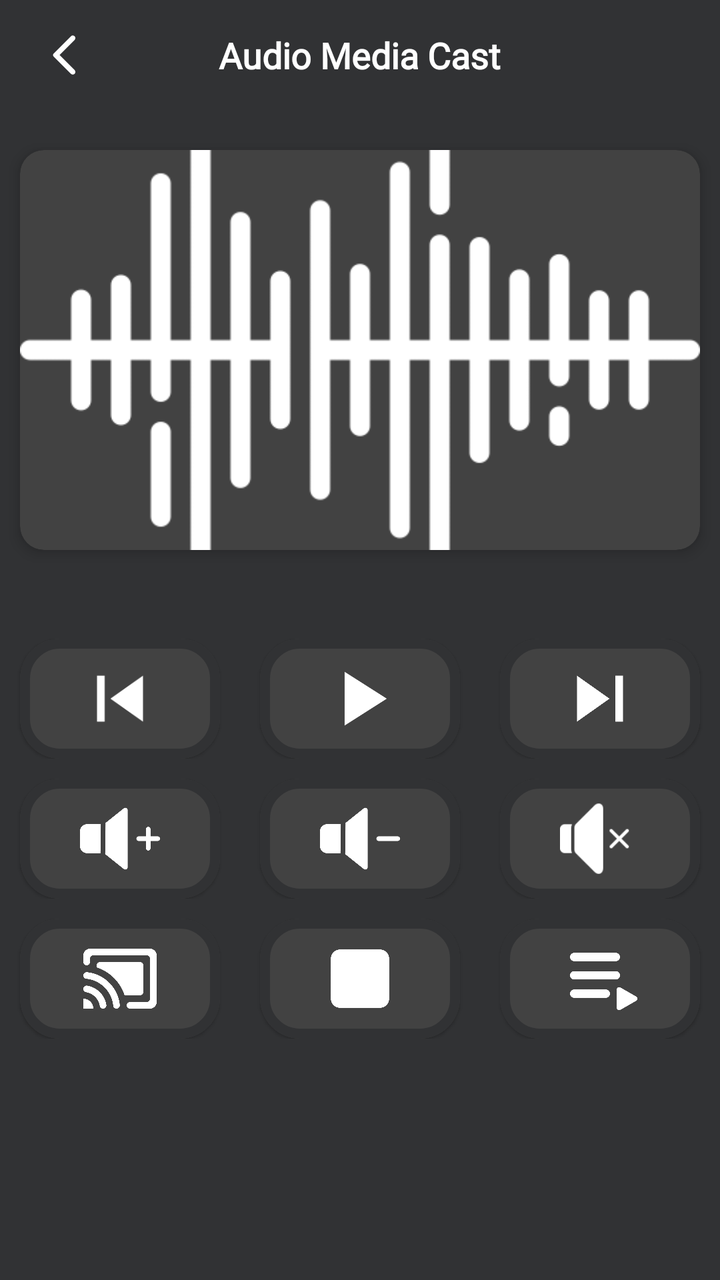
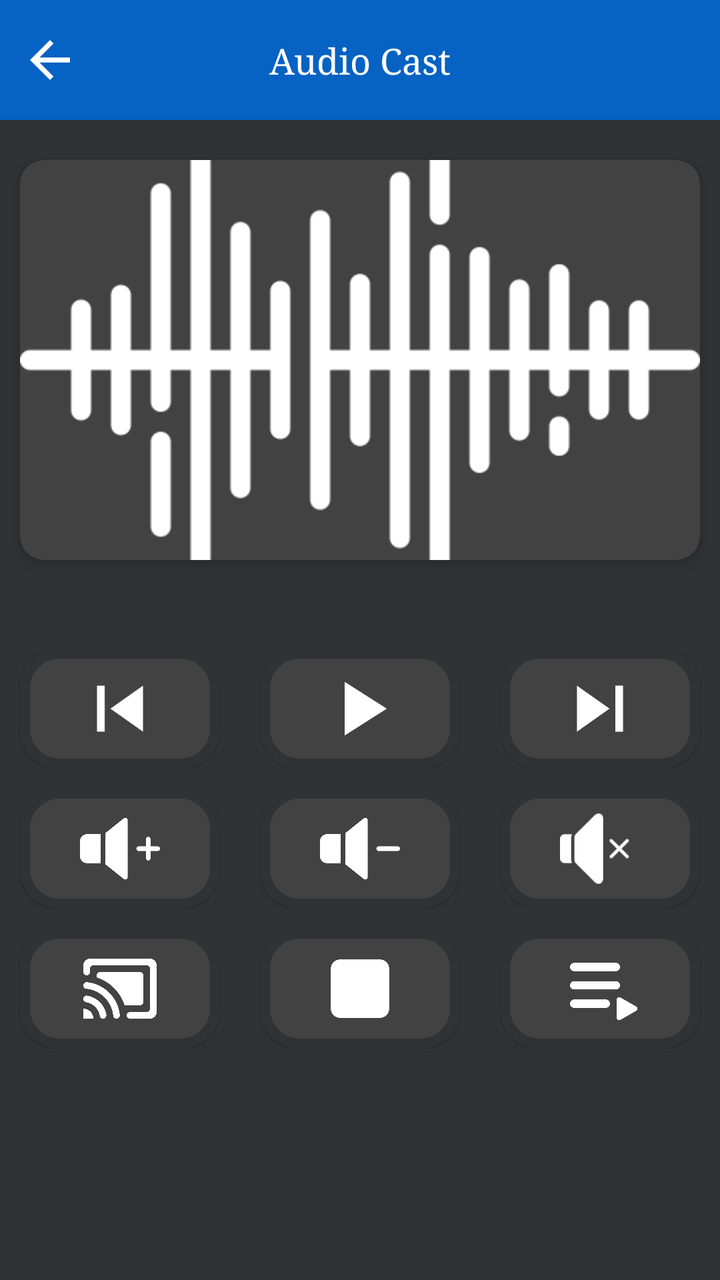

An Android layout rendered at two revisions. The XML below is the earlier revision; the diff shows what the commit changed to produce the second picture.
<!-- AndroidManifest.xml: application theme Theme.LgAndRukoMirror -->
<!-- res/layout/activity_audio_cast.xml -->
<?xml version="1.0" encoding="utf-8"?>
<LinearLayout xmlns:android="http://schemas.android.com/apk/res/android"
    xmlns:app="http://schemas.android.com/apk/res-auto"
    xmlns:tools="http://schemas.android.com/tools"
    android:layout_width="match_parent"
    android:layout_height="match_parent"
    android:orientation="vertical"
    android:background="@color/app_color"
    tools:context=".activities.AudioCastCastActivity">

    <FrameLayout
        android:layout_width="match_parent"
        android:layout_height="wrap_content"
        android:paddingHorizontal="20dp"
        android:paddingVertical="15dp">

        <ImageView
            android:id="@+id/ic_back"
            android:layout_width="25dp"
            android:layout_height="25dp"
            android:layout_gravity="start"
            android:src="@drawable/round_arrow_back_ios_24"
            app:tint="@color/white" />

        <TextView
            style="@style/textHeading"
            android:layout_width="wrap_content"
            android:layout_height="wrap_content"
            android:layout_gravity="center"
            android:text="Audio Media Cast"
            android:textColor="@color/white"
            android:textSize="18sp" />
    </FrameLayout>

<ScrollView
    android:layout_width="match_parent"
    android:layout_height="match_parent"
    >
    <LinearLayout
        android:layout_width="match_parent"
        android:layout_height="wrap_content"
        android:orientation="vertical"
        >
        <com.google.android.material.card.MaterialCardView
            android:layout_width="match_parent"
            android:layout_height="200dp"
            android:layout_marginHorizontal="10dp"
            app:cardCornerRadius="12dp"
            android:layout_marginTop="20dp"
            android:backgroundTint="@color/bg_color"
            app:cardElevation="4dp"
            >
            <ImageView
                android:id="@+id/cardImage"
                android:layout_width="match_parent"
                android:layout_height="match_parent"
                android:src="@drawable/sound_waves"
                android:scaleType="centerCrop"
                app:tint="@color/white" />
        </com.google.android.material.card.MaterialCardView>

        <TextView
            android:layout_marginTop="10dp"
            android:id="@+id/nameAudio"
            style="@style/textHeading"
            android:layout_width="wrap_content"
            android:layout_height="wrap_content"
            android:layout_gravity="center"
            android:text=""
            android:maxLines="1"
            android:ellipsize="end"
            android:textColor="@color/white"
            android:textSize="18sp" />


        <LinearLayout
            android:layout_width="match_parent"
            android:layout_height="match_parent"
            android:orientation="horizontal"
            >
            <LinearLayout
                android:layout_width="0dp"
                android:layout_height="wrap_content"
                android:layout_weight="1"
                android:layout_marginTop="10dp"
                >
                <com.google.android.material.card.MaterialCardView
                    android:layout_width="match_parent"
                    android:layout_height="60dp"
                    android:layout_gravity="center"
                    android:layout_marginHorizontal="10dp"
                    android:layout_weight="6"
                    app:cardBackgroundColor="@color/bg_color"
                    app:strokeColor="@color/app_color"
                    app:strokeWidth="5dp"
                    app:cardCornerRadius="20dp">

                    <LinearLayout
                        android:layout_width="match_parent"
                        android:layout_height="match_parent"
                        android:orientation="horizontal">

                        <ImageView
                            android:id="@+id/previousBtn"
                            android:layout_width="0dp"
                            android:layout_height="match_parent"
                            android:layout_weight="1"
                            android:rotation="180"
                            android:padding="7dp"
                            android:src="@drawable/ic_next" />
                    </LinearLayout>
                </com.google.android.material.card.MaterialCardView>




            </LinearLayout>
            <LinearLayout
                android:layout_width="0dp"
                android:layout_height="wrap_content"
                android:layout_weight="1"
                android:layout_marginTop="10dp"
                >
                <com.google.android.material.card.MaterialCardView
                    android:layout_width="match_parent"
                    android:layout_height="60dp"
                    android:layout_gravity="center"
                    android:layout_marginHorizontal="10dp"
                    android:layout_weight="6"
                    app:cardBackgroundColor="@color/bg_color"
                    app:strokeColor="@color/app_color"
                    app:strokeWidth="5dp"
                    app:cardCornerRadius="20dp">

                    <LinearLayout
                        android:layout_width="match_parent"
                        android:layout_height="match_parent"
                        android:orientation="horizontal">

                        <ImageView
                            android:id="@+id/playBtn"
                            android:layout_width="0dp"
                            android:layout_height="match_parent"
                            android:padding="7dp"
                            android:layout_weight="1"
                            android:src="@drawable/ic_play" />
                    </LinearLayout>
                </com.google.android.material.card.MaterialCardView>




            </LinearLayout>
            <LinearLayout
                android:layout_width="0dp"
                android:layout_height="wrap_content"
                android:layout_weight="1"
                android:layout_marginTop="10dp"
                >
                <com.google.android.material.card.MaterialCardView
                    android:layout_width="match_parent"
                    android:layout_height="60dp"
                    android:layout_gravity="center"
                    android:layout_marginHorizontal="10dp"
                    android:layout_weight="6"
                    app:cardBackgroundColor="@color/bg_color"
                    app:strokeColor="@color/app_color"
                    app:strokeWidth="5dp"
                    app:cardCornerRadius="20dp">

                    <LinearLayout
                        android:layout_width="match_parent"
                        android:layout_height="match_parent"
                        android:orientation="horizontal">

                        <ImageView
                            android:id="@+id/Nextbtn"
                            android:layout_width="0dp"
                            android:layout_height="match_parent"
                            android:padding="7dp"
                            android:layout_weight="1"
                            android:src="@drawable/ic_next" />
                    </LinearLayout>
                </com.google.android.material.card.MaterialCardView>




            </LinearLayout>
        </LinearLayout>
        <LinearLayout
            android:layout_width="match_parent"
            android:layout_height="match_parent"
            android:orientation="horizontal"
            >
            <LinearLayout
                android:layout_width="0dp"
                android:layout_height="wrap_content"
                android:layout_weight="1"
                android:layout_marginTop="10dp"
                >
                <com.google.android.material.card.MaterialCardView
                    android:layout_width="match_parent"
                    android:layout_height="60dp"
                    android:layout_gravity="center"
                    android:layout_marginHorizontal="10dp"
                    android:layout_weight="6"
                    app:cardBackgroundColor="@color/bg_color"
                    app:strokeColor="@color/app_color"
                    app:strokeWidth="5dp"
                    app:cardCornerRadius="20dp">

                    <LinearLayout
                        android:layout_width="match_parent"
                        android:layout_height="match_parent"
                        android:orientation="horizontal">

                        <ImageView
                            android:id="@+id/volUpBtn"
                            android:layout_width="0dp"
                            android:layout_height="match_parent"
                            android:layout_weight="1"
                            android:padding="10dp"
                            android:src="@drawable/volume_up"
                            app:tint="@color/white" />
                    </LinearLayout>
                </com.google.android.material.card.MaterialCardView>




            </LinearLayout>
            <LinearLayout
                android:layout_width="0dp"
                android:layout_height="wrap_content"
                android:layout_weight="1"
                android:layout_marginTop="10dp"
                >
                <com.google.android.material.card.MaterialCardView
                    android:layout_width="match_parent"
                    android:layout_height="60dp"
                    android:layout_gravity="center"
                    android:layout_marginHorizontal="10dp"
                    android:layout_weight="6"
                    app:cardBackgroundColor="@color/bg_color"
                    app:strokeColor="@color/app_color"
                    app:strokeWidth="5dp"
                    app:cardCornerRadius="20dp">

                    <LinearLayout
                        android:layout_width="match_parent"
                        android:layout_height="match_parent"
                        android:orientation="horizontal">

                        <ImageView
                            android:id="@+id/volDownBtn"
                            android:layout_width="0dp"
                            android:layout_height="match_parent"
                            android:layout_weight="1"
                            android:padding="10dp"
                            android:src="@drawable/volume_down"
                            app:tint="@color/white" />
                    </LinearLayout>
                </com.google.android.material.card.MaterialCardView>




            </LinearLayout>
            <LinearLayout
                android:layout_width="0dp"
                android:layout_height="wrap_content"
                android:layout_weight="1"
                android:layout_marginTop="10dp"
                >
                <com.google.android.material.card.MaterialCardView
                    android:layout_width="match_parent"
                    android:layout_height="60dp"
                    android:layout_gravity="center"
                    android:layout_marginHorizontal="10dp"
                    android:layout_weight="6"
                    app:cardBackgroundColor="@color/bg_color"
                    app:strokeColor="@color/app_color"
                    app:strokeWidth="5dp"
                    app:cardCornerRadius="20dp">

                    <LinearLayout
                        android:layout_width="match_parent"
                        android:layout_height="match_parent"
                        android:orientation="horizontal">

                        <ImageView
                            android:id="@+id/muteBtn"
                            android:layout_width="0dp"
                            android:layout_height="match_parent"
                            android:layout_weight="1"
                            android:padding="10dp"
                            android:src="@drawable/mute"
                            app:tint="@color/white" />
                    </LinearLayout>
                </com.google.android.material.card.MaterialCardView>




            </LinearLayout>
        </LinearLayout>
        <LinearLayout
            android:layout_width="match_parent"
            android:layout_height="match_parent"
            android:orientation="horizontal"
            >
            <LinearLayout
                android:layout_width="0dp"
                android:layout_height="wrap_content"
                android:layout_weight="1"
                android:layout_marginTop="10dp"
                >
                <com.google.android.material.card.MaterialCardView
                    android:layout_width="match_parent"
                    android:layout_height="60dp"
                    android:layout_gravity="center"
                    android:layout_marginHorizontal="10dp"
                    android:layout_weight="6"
                    app:cardBackgroundColor="@color/bg_color"
                    app:strokeColor="@color/app_color"
                    app:strokeWidth="5dp"
                    app:cardCornerRadius="20dp">

                    <LinearLayout
                        android:layout_width="match_parent"
                        android:layout_height="match_parent"
                        android:orientation="horizontal">

                        <ImageView
                            android:id="@+id/castBtn"
                            android:layout_width="0dp"
                            android:layout_height="match_parent"
                            android:layout_weight="1"
                            android:padding="10dp"
                            android:src="@drawable/castvizio"
                            app:tint="@color/white" />
                    </LinearLayout>
                </com.google.android.material.card.MaterialCardView>




            </LinearLayout>
            <LinearLayout
                android:layout_width="0dp"
                android:layout_height="wrap_content"
                android:layout_weight="1"
                android:layout_marginTop="10dp"
                >
                <com.google.android.material.card.MaterialCardView
                    android:layout_width="match_parent"
                    android:layout_height="60dp"
                    android:layout_gravity="center"
                    android:layout_marginHorizontal="10dp"
                    android:layout_weight="6"
                    app:cardBackgroundColor="@color/bg_color"
                    app:strokeColor="@color/app_color"
                    app:strokeWidth="5dp"
                    app:cardCornerRadius="20dp">

                    <LinearLayout
                        android:layout_width="match_parent"
                        android:layout_height="match_parent"
                        android:orientation="horizontal">

                        <ImageView
                            android:id="@+id/stopBtn"
                            android:layout_width="0dp"
                            android:layout_height="match_parent"
                            android:layout_weight="1"
                            android:padding="10dp"
                            android:src="@drawable/stopnew"
                            app:tint="@color/white" />
                    </LinearLayout>
                </com.google.android.material.card.MaterialCardView>




            </LinearLayout>
            <LinearLayout
                android:layout_width="0dp"
                android:layout_height="wrap_content"
                android:layout_weight="1"
                android:layout_marginTop="10dp"
                >
                <com.google.android.material.card.MaterialCardView
                    android:layout_width="match_parent"
                    android:layout_height="60dp"
                    android:layout_gravity="center"
                    android:layout_marginHorizontal="10dp"
                    android:layout_weight="6"
                    app:cardBackgroundColor="@color/bg_color"
                    app:strokeColor="@color/app_color"
                    app:strokeWidth="5dp"
                    app:cardCornerRadius="20dp">

                    <LinearLayout
                        android:layout_width="match_parent"
                        android:layout_height="match_parent"
                        android:orientation="horizontal">

                        <ImageView
                            android:id="@+id/playListBtn"
                            android:layout_width="0dp"
                            android:layout_height="match_parent"
                            android:layout_weight="1"
                            android:padding="10dp"
                            android:src="@drawable/playlist_screen"
                            app:tint="@color/white" />
                    </LinearLayout>
                </com.google.android.material.card.MaterialCardView>




            </LinearLayout>
        </LinearLayout>



    </LinearLayout>


</ScrollView>

</LinearLayout>
<!-- resources referenced by this layout -->
<resources>
  <color name="app_color">#313234</color>
  <color name="bg_color">#424242</color>
  <color name="white">#FFFFFFFF</color>
  <!-- drawable castvizio: png bitmap (drawable, 12951 bytes) -->
  <!-- drawable ic_next (drawable) -->
  <vector android:height="24dp" android:tint="#FFFFFF"
      android:viewportHeight="24" android:viewportWidth="24"
      android:width="24dp" xmlns:android="http://schemas.android.com/apk/res/android">
      <path android:fillColor="@android:color/white" android:pathData="M6,18l8.5,-6L6,6v12zM16,6v12h2V6h-2z"/>
  </vector>
  <!-- drawable ic_play (drawable) -->
  <vector android:height="24dp" android:tint="#FFFFFF"
      android:viewportHeight="24" android:viewportWidth="24"
      android:width="24dp" xmlns:android="http://schemas.android.com/apk/res/android">
      <path android:fillColor="@android:color/white" android:pathData="M8,5v14l11,-7z"/>
  </vector>
  <!-- drawable mute: png bitmap (drawable, 990 bytes) -->
  <!-- drawable playlist_screen: png bitmap (drawable, 5461 bytes) -->
  <!-- drawable round_arrow_back_ios_24 (drawable) -->
  <vector android:autoMirrored="true" android:height="24dp"
      android:tint="#000000" android:viewportHeight="24"
      android:viewportWidth="24" android:width="24dp" xmlns:android="http://schemas.android.com/apk/res/android">
      <path android:fillColor="@android:color/white" android:pathData="M16.62,2.99c-0.49,-0.49 -1.28,-0.49 -1.77,0L6.54,11.3c-0.39,0.39 -0.39,1.02 0,1.41l8.31,8.31c0.49,0.49 1.28,0.49 1.77,0s0.49,-1.28 0,-1.77L9.38,12l7.25,-7.25c0.48,-0.48 0.48,-1.28 -0.01,-1.76z"/>
  </vector>
  <!-- drawable sound_waves: png bitmap (drawable, 6557 bytes) -->
  <!-- drawable stopnew: png bitmap (drawable, 4083 bytes) -->
  <!-- drawable volume_down: png bitmap (drawable, 5767 bytes) -->
  <!-- drawable volume_up: png bitmap (drawable, 6283 bytes) -->
  <style name="textHeading" parent="Theme.MaterialComponents.DayNight.NoActionBar">
          <item name="android:fontFamily">@font/albra</item>
          <item name="android:textSize">17sp</item>
          <item name="android:textColor">@color/black</item>
          <item name="android:layout_width">wrap_content</item>
          <item name="android:layout_height">wrap_content</item>
          <item name="android:textAllCaps">false</item>
          <item name="android:textStyle">bold</item>
      </style>
  <style name="Theme.LgAndRukoMirror" parent="Theme.MaterialComponents.DayNight.NoActionBar">
          
          <item name="colorPrimary">@color/purple_500</item>
          <item name="colorPrimaryVariant">@color/purple_700</item>
          <item name="colorOnPrimary">@color/white</item>
          
          <item name="colorSecondary">@color/teal_200</item>
          <item name="colorSecondaryVariant">@color/teal_700</item>
          <item name="colorOnSecondary">@color/black</item>
          
          <item name="android:statusBarColor">?attr/colorPrimaryVariant</item>
          
      </style>
  <color name="black">#FF000000</color>
  <color name="purple_500">#000000</color>
  <color name="purple_700">#000000</color>
  <color name="teal_200">#FF03DAC5</color>
  <color name="teal_700">#FF018786</color>
</resources>

<!-- the commit's change to res/layout/activity_audio_cast.xml (unified diff, before → after) -->
@@ -8,31 +8,48 @@
     android:background="@color/app_color"
     tools:context=".activities.AudioCastCastActivity">
 
-    <FrameLayout
+    <androidx.constraintlayout.widget.ConstraintLayout
         android:layout_width="match_parent"
-        android:layout_height="wrap_content"
-        android:paddingHorizontal="20dp"
-        android:paddingVertical="15dp">
+        android:layout_height="wrap_content">
+
+
+        <View
+            android:id="@+id/toolBar"
+            android:layout_width="match_parent"
+            android:layout_height="60dp"
+            android:background="@color/app_color_2"
+            app:layout_constraintEnd_toEndOf="parent"
+            app:layout_constraintStart_toStartOf="parent"
+            app:layout_constraintTop_toTopOf="parent" />
 
         <ImageView
-            android:id="@+id/ic_back"
-            android:layout_width="25dp"
-            android:layout_height="25dp"
-            android:layout_gravity="start"
-            android:src="@drawable/round_arrow_back_ios_24"
-            app:tint="@color/white" />
+            android:id="@+id/ivBack"
+            android:layout_width="30dp"
+            android:layout_height="30dp"
+            android:layout_marginStart="10dp"
+            android:src="@drawable/ic_back"
+            app:layout_constraintBottom_toBottomOf="@+id/toolBar"
+            app:layout_constraintStart_toStartOf="@+id/toolBar"
+            app:layout_constraintTop_toTopOf="@+id/toolBar" />
 
         <TextView
-            style="@style/textHeading"
             android:layout_width="wrap_content"
             android:layout_height="wrap_content"
-            android:layout_gravity="center"
-            android:text="Audio Media Cast"
+            android:fontFamily="serif"
+            android:text="Audio Cast"
+            android:maxLines="1"
             android:textColor="@color/white"
-            android:textSize="18sp" />
-    </FrameLayout>
-
-<ScrollView
+            android:textSize="18sp"
+            app:layout_constraintBottom_toBottomOf="@+id/toolBar"
+            app:layout_constraintEnd_toEndOf="@+id/toolBar"
+            app:layout_constraintStart_toStartOf="@+id/toolBar"
+            app:layout_constraintTop_toTopOf="@+id/toolBar" />
+
+
+    </androidx.constraintlayout.widget.ConstraintLayout>
+
+
+    <ScrollView
     android:layout_width="match_parent"
     android:layout_height="match_parent"
     >
@@ -63,6 +80,7 @@
             android:layout_marginTop="10dp"
             android:id="@+id/nameAudio"
             style="@style/textHeading"
+            android:paddingHorizontal="@dimen/_10sdp"
             android:layout_width="wrap_content"
             android:layout_height="wrap_content"
             android:layout_gravity="center"
<!-- resource entries referenced after the edit -->
@@ -1,9 +1,17 @@
 <!-- resources referenced by this layout -->
 <resources>
   <color name="app_color">#313234</color>
+  <color name="app_color_2">#0662C3</color>
   <color name="bg_color">#424242</color>
   <color name="white">#FFFFFFFF</color>
+  <dimen name="_10sdp">10.00dp</dimen>
   <!-- drawable castvizio: png bitmap (drawable, 12951 bytes) -->
+  <!-- drawable ic_back (drawable) -->
+  <vector android:autoMirrored="true" android:height="24dp"
+      android:tint="@color/white" android:viewportHeight="24"
+      android:viewportWidth="24" android:width="24dp" xmlns:android="http://schemas.android.com/apk/res/android">
+      <path android:fillColor="@android:color/white" android:pathData="M20,11H7.83l5.59,-5.59L12,4l-8,8 8,8 1.41,-1.41L7.83,13H20v-2z"/>
+  </vector>
   <!-- drawable ic_next (drawable) -->
   <vector android:height="24dp" android:tint="#FFFFFF"
       android:viewportHeight="24" android:viewportWidth="24"
@@ -18,12 +26,6 @@
   </vector>
   <!-- drawable mute: png bitmap (drawable, 990 bytes) -->
   <!-- drawable playlist_screen: png bitmap (drawable, 5461 bytes) -->
-  <!-- drawable round_arrow_back_ios_24 (drawable) -->
-  <vector android:autoMirrored="true" android:height="24dp"
-      android:tint="#000000" android:viewportHeight="24"
-      android:viewportWidth="24" android:width="24dp" xmlns:android="http://schemas.android.com/apk/res/android">
-      <path android:fillColor="@android:color/white" android:pathData="M16.62,2.99c-0.49,-0.49 -1.28,-0.49 -1.77,0L6.54,11.3c-0.39,0.39 -0.39,1.02 0,1.41l8.31,8.31c0.49,0.49 1.28,0.49 1.77,0s0.49,-1.28 0,-1.77L9.38,12l7.25,-7.25c0.48,-0.48 0.48,-1.28 -0.01,-1.76z"/>
-  </vector>
   <!-- drawable sound_waves: png bitmap (drawable, 6557 bytes) -->
   <!-- drawable stopnew: png bitmap (drawable, 4083 bytes) -->
   <!-- drawable volume_down: png bitmap (drawable, 5767 bytes) -->
